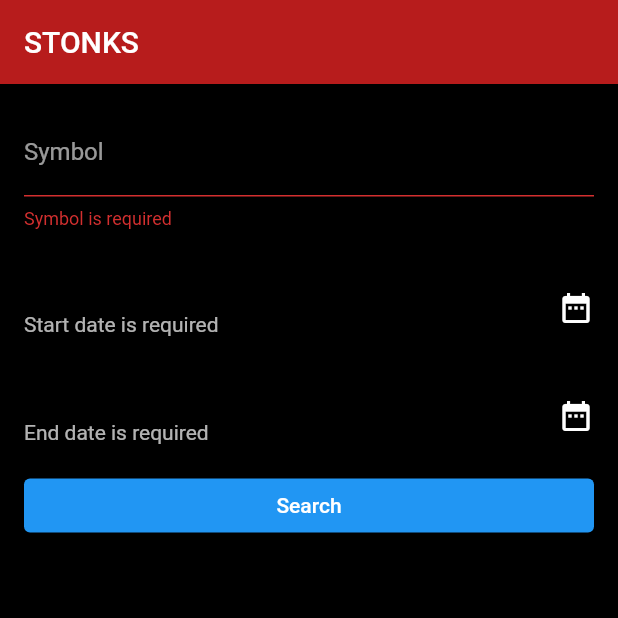
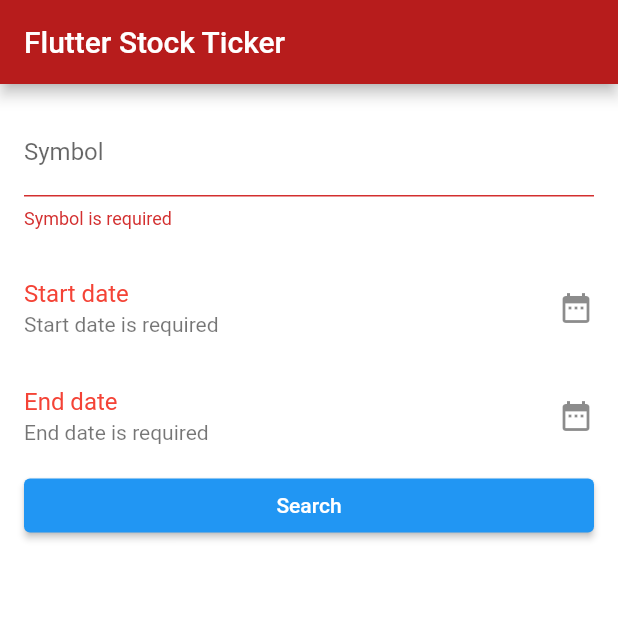
Before and after one commit to mziyandajoko/flutter_chart_ticker, a Flutter app: the screen it shows after launch, after a tap on "Search", on a phone screen of 412 x 824 dp, the top half of it. Run offline on Flutter 3.47's test engine with Material 2 defaults, Android fonts, the phone set to English and light mode, and no system bars; our stand-ins replace dio, flutter_bloc, freezed_annotation, loading_indicator, syncfusion_flutter_charts; missing offline and left inert: flutter_config.

Commit message:
update remote with latest updates

```diff
--- a/lib/api/api.dart
+++ b/lib/api/api.dart
@@ -44,6 +44,5 @@ class Api {
 
 class ApiException {
   final String message;
-
   ApiException(this.message);
 }
--- a/lib/components/chart_page.dart
+++ b/lib/components/chart_page.dart
@@ -57,11 +57,12 @@ class ChartPageState extends State<ChartPage> {
                 height: 200,
                 width: 200,
                 child: LoadingIndicator(
-                  indicatorType: Indicator.audioEqualizer,
+                  indicatorType: Indicator.ballRotate,
                   backgroundColor: color,
                   pathBackgroundColor: color,
                   colors: const [
                     Colors.red,
+                    Colors.blue,
                     Colors.green,
                   ],
                 ),
--- a/lib/components/search_form.dart
+++ b/lib/components/search_form.dart
@@ -1,6 +1,7 @@
 import 'package:flutter/material.dart';
 import 'package:provider/src/provider.dart';
 
+import '../utils/date_time_helper.dart';
 import '../models/get_candles_request.dart';
 import '../state/bloc.dart';
 import 'chart_page.dart';
@@ -82,10 +83,10 @@ class SearchFormState extends State<SearchForm> {
       builder: (field) {
         final textColor = field.hasError ? Colors.red : null;
         return ListTile(
-          // title: Text(
-          //   endDate?.dayMonthYearLabel ?? "End date",
-          //   style: TextStyle(color: textColor),
-          // ),
+          title: Text(
+            endDate?.dayMonthYearLabel ?? "End date",
+            style: TextStyle(color: textColor),
+          ),
           subtitle: Text(field.errorText ?? "Plot to the end of this day"),
           onTap: () async {
             final date = await showDatePicker(
@@ -123,10 +124,10 @@ class SearchFormState extends State<SearchForm> {
         final textColor = field.hasError ? Colors.red : null;
 
         return ListTile(
-          // title: Text(
-          //   startDate?.dayMonthYearLabel ?? "Start date",
-          //   style: TextStyle(color: textColor),
-          // ),
+          title: Text(
+            startDate?.dayMonthYearLabel ?? "Start date",
+            style: TextStyle(color: textColor),
+          ),
           subtitle: Text(field.errorText ?? "Plot from the start of this day"),
           onTap: () async {
             final date = await showDatePicker(
--- a/lib/components/search_page.dart
+++ b/lib/components/search_page.dart
@@ -13,7 +13,7 @@ class SearchPageState extends State<SearchPage> {
   Widget build(BuildContext context) {
     return Scaffold(
       appBar: AppBar(
-        title: const Text("STONKS"),
+        title: const Text("Flutter Stock Ticker"),
       ),
       body: const SingleChildScrollView(
         child: SearchForm(),
--- a/lib/main.dart
+++ b/lib/main.dart
@@ -14,7 +14,7 @@ void main() async {
   // your own ".env" file in the root level folder (which has pubspec.yaml)
   // and get your own api key.
   await FlutterConfig.loadEnvVariables();
-  final apiKey = FlutterConfig.get('ApiKey').toString();
+  final apiKey = FlutterConfig.get('apiKey').toString();
   final api = Api(Api.buildDefaultHttpClient(apiKey));
 
   runApp(MyApp(api: api));
@@ -33,9 +33,9 @@ class MyApp extends StatelessWidget {
     return BlocProvider(
       create: (_) => AppStateCubit(api),
       child: MaterialApp(
-        title: 'Flutter stock ticker',
-        theme: ThemeData.dark().copyWith(
-          scaffoldBackgroundColor: Colors.black,
+        title: 'Flutter Stock Ticker',
+        theme: ThemeData.light().copyWith(
+          scaffoldBackgroundColor: Colors.white,
           appBarTheme: AppBarTheme(
             color: Colors.red[900]!,
           ),
```
Also changed, not shown: lib/models/candle.freezed.dart, lib/models/candles_payload.freezed.dart, lib/models/get_candles_request.freezed.dart, lib/state/app_state.freezed.dart.
